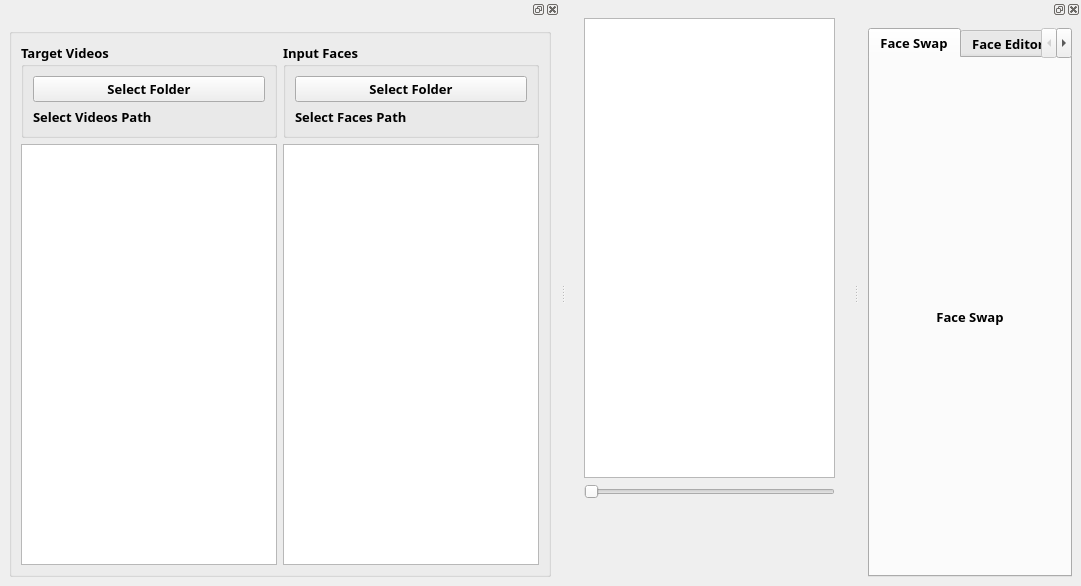
First picture: the form in App/UI/Core/MainWindow.ui, repository visomaster/VisoMaster, before the edit.
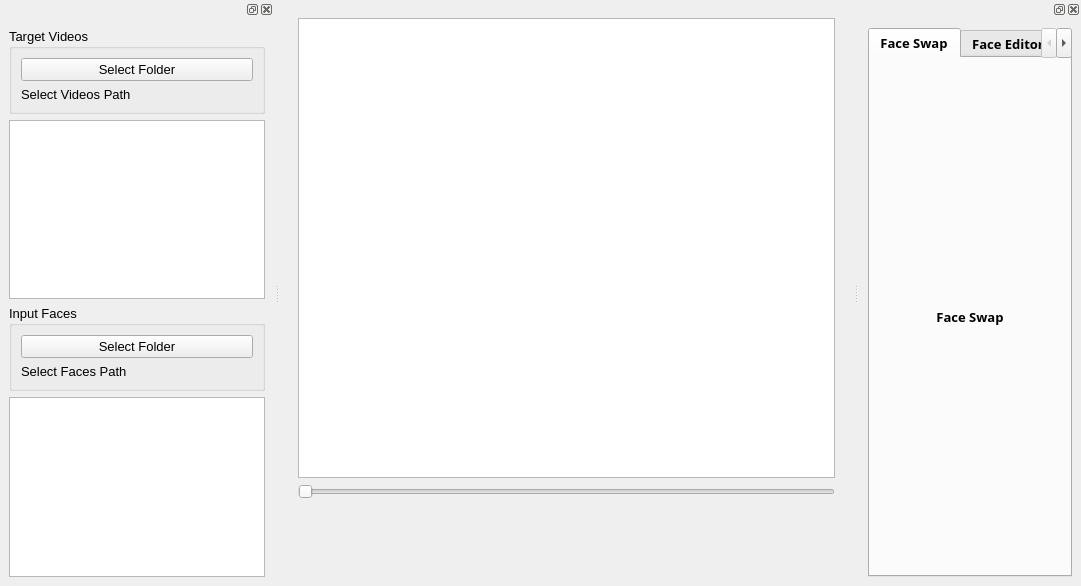
Second picture: the form after the edit. Icons and pictures are not drawn.

The edit to the form file:
```diff
--- a/App/UI/Core/MainWindow.ui
+++ b/App/UI/Core/MainWindow.ui
@@ -107,25 +107,8 @@
    <widget class="QWidget" name="dockWidgetContents">
     <layout class="QGridLayout" name="gridLayout_4">
      <item row="0" column="0">
-      <widget class="QGroupBox" name="group_Input_FIles">
-       <property name="sizePolicy">
-        <sizepolicy hsizetype="Preferred" vsizetype="Preferred">
-         <horstretch>1</horstretch>
-         <verstretch>1</verstretch>
-        </sizepolicy>
-       </property>
-       <property name="font">
-        <font>
-         <family>Segoe UI Semibold</family>
-         <pointsize>10</pointsize>
-         <bold>true</bold>
-        </font>
-       </property>
-       <property name="title">
-        <string/>
-       </property>
-       <layout class="QGridLayout" name="gridLayout_2">
-        <item row="0" column="0" alignment="Qt::AlignmentFlag::AlignTop">
+      <layout class="QVBoxLayout" name="vboxLayout">
+       <item>
          <widget class="QGroupBox" name="groupBox_TargetVideos_Select">
           <property name="title">
            <string>Target Videos</string>
@@ -151,10 +134,10 @@
           </layout>
          </widget>
         </item>
-        <item row="1" column="0">
+       <item>
          <widget class="QListWidget" name="targetVideosList"/>
         </item>
-        <item row="0" column="1" alignment="Qt::AlignmentFlag::AlignTop">
+       <item>
          <widget class="QGroupBox" name="groupBox_InputFaces_Select">
           <property name="title">
            <string>Input Faces</string>
@@ -177,11 +160,10 @@
           </layout>
          </widget>
         </item>
-        <item row="1" column="1">
+       <item>
          <widget class="QListWidget" name="inputFacesList"/>
         </item>
        </layout>
-      </widget>
      </item>
     </layout>
    </widget>
```
Left out of the diff: 4 changed lines with no effect on the pictures. Lines whose indentation alone changed are shown as unchanged.
